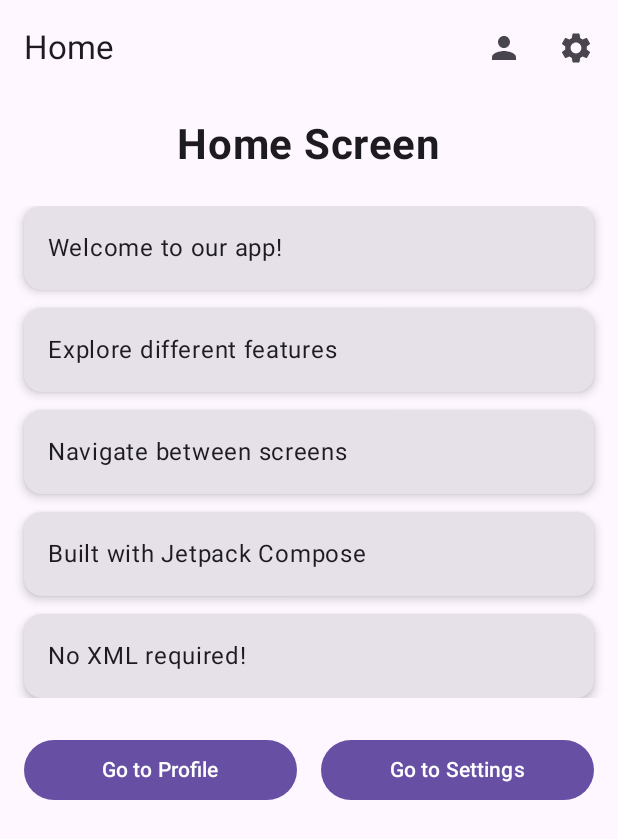
After one commit to ItsAman0P/HelloSDKWithPerplexity, an Android app built with Jetpack Compose: the HomeScreen screen opened through its navigation route, on a phone screen of 412 x 824 dp. The commit adds this screen. Shown: the top 839 px of the screen. Run offline under Robolectric (Android 15) with nearby library versions, the phone set to English and light mode, and no system bars.

Commit message:
with JetPack Compose

```diff
--- a/app/src/main/java/com/msg91/hellochatwidgetsdkapp/MainActivity.kt
+++ b/app/src/main/java/com/msg91/hellochatwidgetsdkapp/MainActivity.kt
@@ -5,24 +5,49 @@ import androidx.appcompat.app.AppCompatActivity
 import androidx.core.view.WindowCompat
 import com.msg91.chatwidget.ChatWidget
 
-class MainActivity : AppCompatActivity() {
+import androidx.activity.ComponentActivity
+import androidx.activity.compose.setContent
+import androidx.compose.foundation.layout.fillMaxSize
+import androidx.compose.material3.MaterialTheme
+import androidx.compose.material3.Surface
+import androidx.compose.ui.Modifier
+import com.msg91.hellochatwidgetsdkapp.navigation.AppNavigation
+import com.msg91.hellochatwidgetsdkapp.ui.HelloChatWidgetSDKAppTheme
+
+class MainActivity : ComponentActivity() {
     override fun onCreate(savedInstanceState: Bundle?) {
         super.onCreate(savedInstanceState)
-
-        WindowCompat.setDecorFitsSystemWindows(window, false)
-
-
-        val chatView = ChatWidget(
-            context = this,
-            helloConfig = mapOf(
-                "widgetToken" to "ec5d6",
-                "email" to "aman@example.com"
-            ),
-//            widgetColor = "#FFFFFF",
-            isCloseButtonVisible = true
-        )
-        chatView.loadWidget()  // or loadHtml()
-
-        setContentView(chatView)
+        setContent {
+            HelloChatWidgetSDKAppTheme {
+                Surface(
+                    modifier = Modifier.fillMaxSize(),
+                    color = MaterialTheme.colorScheme.background
+                ) {
+                    AppNavigation()
+                }
+            }
+        }
     }
 }
+
+//class MainActivity : AppCompatActivity() {
+//    override fun onCreate(savedInstanceState: Bundle?) {
+//        super.onCreate(savedInstanceState)
+//
+//        WindowCompat.setDecorFitsSystemWindows(window, false)
+//
+//
+//        val chatView = ChatWidget(
+//            context = this,
+//            helloConfig = mapOf(
+//                "widgetToken" to "ec5d6",
+//                "email" to "aman@example.com"
+//            ),
+////            widgetColor = "#FFFFFF",
+//            isCloseButtonVisible = true
+//        )
+//        chatView.loadWidget()  // or loadHtml()
+//
+//        setContentView(chatView)
+//    }
+//}
--- /dev/null
+++ b/app/src/main/java/com/msg91/hellochatwidgetsdkapp/navigation/AppNavigation.kt
@@ -0,0 +1,29 @@
+package com.msg91.hellochatwidgetsdkapp.navigation
+
+import androidx.compose.runtime.Composable
+import androidx.navigation.compose.NavHost
+import androidx.navigation.compose.composable
+import androidx.navigation.compose.rememberNavController
+import com.msg91.hellochatwidgetsdkapp.screens.HomeScreen
+import com.msg91.hellochatwidgetsdkapp.screens.ProfileScreen
+import com.msg91.hellochatwidgetsdkapp.screens.SettingsScreen
+
+@Composable
+fun AppNavigation() {
+    val navController = rememberNavController()
+
+    NavHost(
+        navController = navController,
+        startDestination = "home"
+    ) {
+        composable("home") {
+            HomeScreen(navController = navController)
+        }
+        composable("profile") {
+            ProfileScreen(navController = navController)
+        }
+        composable("settings") {
+            SettingsScreen(navController = navController)
+        }
+    }
+}
--- /dev/null
+++ b/app/src/main/java/com/msg91/hellochatwidgetsdkapp/screens/HomeScreen.kt
@@ -0,0 +1,96 @@
+package com.msg91.hellochatwidgetsdkapp.screens
+
+import androidx.compose.foundation.layout.*
+import androidx.compose.foundation.lazy.LazyColumn
+import androidx.compose.foundation.lazy.items
+import androidx.compose.material.icons.Icons
+import androidx.compose.material.icons.filled.Person
+import androidx.compose.material.icons.filled.Settings
+import androidx.compose.material3.*
+import androidx.compose.runtime.Composable
+import androidx.compose.ui.Alignment
+import androidx.compose.ui.Modifier
+import androidx.compose.ui.text.font.FontWeight
+import androidx.compose.ui.unit.dp
+import androidx.compose.ui.unit.sp
+import androidx.navigation.NavController
+
+@OptIn(ExperimentalMaterial3Api::class)
+@Composable
+fun HomeScreen(navController: NavController) {
+    val sampleItems = listOf(
+        "Welcome to our app!",
+        "Explore different features",
+        "Navigate between screens",
+        "Built with Jetpack Compose",
+        "No XML required!"
+    )
+
+    Scaffold(
+        topBar = {
+            TopAppBar(
+                title = { Text("Home") },
+                actions = {
+                    IconButton(onClick = { navController.navigate("profile") }) {
+                        Icon(Icons.Default.Person, contentDescription = "Profile")
+                    }
+                    IconButton(onClick = { navController.navigate("settings") }) {
+                        Icon(Icons.Default.Settings, contentDescription = "Settings")
+                    }
+                }
+            )
+        }
+    ) { paddingValues ->
+        Column(
+            modifier = Modifier
+                .fillMaxSize()
+                .padding(paddingValues)
+                .padding(16.dp),
+            horizontalAlignment = Alignment.CenterHorizontally
+        ) {
+            Text(
+                text = "Home Screen",
+                fontSize = 28.sp,
+                fontWeight = FontWeight.Bold,
+                modifier = Modifier.padding(bottom = 24.dp)
+            )
+
+            LazyColumn(
+                verticalArrangement = Arrangement.spacedBy(12.dp)
+            ) {
+                items(sampleItems) { item ->
+                    Card(
+                        modifier = Modifier.fillMaxWidth(),
+                        elevation = CardDefaults.cardElevation(defaultElevation = 4.dp)
+                    ) {
+                        Text(
+                            text = item,
+                            modifier = Modifier.padding(16.dp),
+                            fontSize = 16.sp
+                        )
+                    }
+                }
+            }
+
+            Spacer(modifier = Modifier.height(24.dp))
+
+            Row(
+                horizontalArrangement = Arrangement.spacedBy(16.dp)
+            ) {
+                Button(
+                    onClick = { navController.navigate("profile") },
+                    modifier = Modifier.weight(1f)
+                ) {
+                    Text("Go to Profile")
+                }
+
+                Button(
+                    onClick = { navController.navigate("settings") },
+                    modifier = Modifier.weight(1f)
+                ) {
+                    Text("Go to Settings")
+                }
+            }
+        }
+    }
+}
--- /dev/null
+++ b/app/src/main/java/com/msg91/hellochatwidgetsdkapp/ui/Theme.kt
@@ -0,0 +1,19 @@
+package com.msg91.hellochatwidgetsdkapp.ui
+
+import androidx.compose.material3.Typography
+import androidx.compose.material3.MaterialTheme
+import androidx.compose.material3.lightColorScheme
+import androidx.compose.runtime.Composable
+
+private val LightColorScheme = lightColorScheme()
+
+@Composable
+fun HelloChatWidgetSDKAppTheme(
+    content: @Composable () -> Unit
+) {
+    MaterialTheme(
+        colorScheme = LightColorScheme,
+        typography = Typography(),
+        content = content
+    )
+}
--- a/build.gradle.kts
+++ b/build.gradle.kts
@@ -3,4 +3,6 @@ plugins {
     alias(libs.plugins.android.application) apply false
     alias(libs.plugins.kotlin.android) apply false
     alias(libs.plugins.android.library) apply false
+    // Your existing plugins
+    alias(libs.plugins.compose.compiler) apply false
 }
--- a/chatwidget/build.gradle.kts
+++ b/chatwidget/build.gradle.kts
@@ -33,7 +33,6 @@ android {
 }
 
 dependencies {
-    implementation(project(":chatwidget"))
     implementation(libs.androidx.core.ktx)
     implementation(libs.androidx.appcompat)
     implementation(libs.material)
```
Also changed, not shown: app/build.gradle.kts (+28 -4 lines), app/src/main/AndroidManifest.xml (+1 -16 lines), app/src/main/java/com/msg91/hellochatwidgetsdkapp/screens/ProfileScreen.kt (added, +168 -0 lines), app/src/main/java/com/msg91/hellochatwidgetsdkapp/screens/SettingsScreen.kt (added, +188 -0 lines), chatwidget/src/main/AndroidManifest.xml (+31 -4 lines), gradle/libs.versions.toml (+14 -0 lines), 5 other files.
